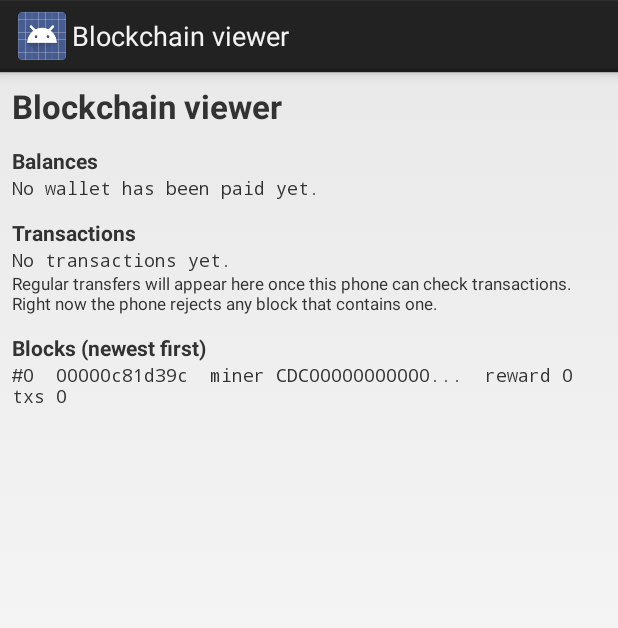
After one commit to realUjanSen/NearChain, an Android app: the ExplorerActivity screen opened directly, with no data from a screen before it, on a phone screen of 412 x 824 dp. The commit adds this screen. Shown: the top 628 px of the screen. Run offline under Robolectric (Android 15) with nearby library versions, the phone set to English and light mode, and no system bars; libraries missing offline, so code that uses them is left out: org.bouncycastle.crypto; network calls fail.

Commit message:
updated files

```diff
--- a/android/app/src/main/AndroidManifest.xml
+++ b/android/app/src/main/AndroidManifest.xml
@@ -33,6 +33,11 @@
                 android:value="Proof-of-work mining of NearChain blocks" />
         </service>
 
+        <activity
+            android:name=".ExplorerActivity"
+            android:exported="false"
+            android:label="Blockchain viewer" />
+
         <receiver
             android:name=".InstallReceiver"
             android:exported="false" />
--- /dev/null
+++ b/android/app/src/main/java/com/nearchain/app/ExplorerActivity.java
@@ -0,0 +1,99 @@
+package com.nearchain.app;
+
+import android.app.Activity;
+import android.os.Bundle;
+import android.os.Handler;
+import android.os.Looper;
+import android.widget.TextView;
+
+import com.nearchain.core.Block;
+import com.nearchain.core.Chain;
+import com.nearchain.wallet.WalletStore;
+
+import java.util.ArrayList;
+import java.util.Collections;
+import java.util.List;
+import java.util.Map;
+
+/** Shows every known wallet's balance, recent blocks, and the transactions recorded in them. */
+public class ExplorerActivity extends Activity {
+    private static final int MAX_BLOCKS_SHOWN = 500;
+
+    private TextView balancesView;
+    private TextView blocksView;
+    private TextView transactionsView;
+    private final Handler handler = new Handler(Looper.getMainLooper());
+    private final Runnable refresh = new Runnable() {
+        @Override
+        public void run() {
+            render();
+            handler.postDelayed(this, 2000L);
+        }
+    };
+
+    @Override
+    protected void onCreate(Bundle savedInstanceState) {
+        super.onCreate(savedInstanceState);
+        setContentView(R.layout.activity_explorer);
+        balancesView = findViewById(R.id.balancesView);
+        blocksView = findViewById(R.id.blocksView);
+        transactionsView = findViewById(R.id.transactionsView);
+    }
+
+    @Override
+    protected void onResume() {
+        super.onResume();
+        handler.post(refresh);
+    }
+
+    @Override
+    protected void onPause() {
+        handler.removeCallbacks(refresh);
+        super.onPause();
+    }
+
+    private void render() {
+        Chain chain = NodeHolder.chain();
+        String me = WalletStore.address(this);
+        List<Block> blocks = chain.blocks();
+
+        // Balances, largest first. The phone's own wallet is marked.
+        Map<String, Long> balances = chain.balances();
+        List<Map.Entry<String, Long>> rows = new ArrayList<>(balances.entrySet());
+        // Collections.sort rather than List.sort, which needs Android API 24.
+        Collections.sort(rows, (a, b) -> Long.compare(b.getValue(), a.getValue()));
+        StringBuilder bal = new StringBuilder();
+        for (Map.Entry<String, Long> row : rows) {
+            bal.append(row.getKey());
+            if (row.getKey().equals(me)) {
+                bal.append("  (this phone)");
+            }
+            bal.append('\n').append(String.format("    %,d CDC%n", row.getValue()));
+        }
+        balancesView.setText(bal.length() == 0 ? "No wallet has been paid yet." : bal.toString());
+
+        // Blocks, newest first.
+        StringBuilder blockText = new StringBuilder();
+        int shown = 0;
+        for (int i = blocks.size() - 1; i >= 0 && shown < MAX_BLOCKS_SHOWN; i--, shown++) {
+            Block b = blocks.get(i);
+            blockText.append(String.format("#%d  %s  miner %s  reward %,d  txs 0%n",
+                    b.header.height, b.hash().substring(0, 12), shortAddress(b.miner), b.reward));
+        }
+        blocksView.setText(blockText.length() == 0 ? "No blocks." : blockText.toString());
+
+        // Transactions. Only mining rewards exist yet; see the note on the screen.
+        StringBuilder tx = new StringBuilder();
+        for (Block b : blocks) {
+            if (b.reward > 0) {
+                tx.append(String.format("#%d  mining reward  %s  +%,d CDC%n",
+                        b.header.height, shortAddress(b.miner), b.reward));
+            }
+        }
+        transactionsView.setText(tx.length() == 0 ? "No transactions yet." : tx.toString());
+    }
+
+    private static String shortAddress(String address) {
+        return address.length() > 14 ? address.substring(0, 14) + "..." : address;
+    }
+}
--- /dev/null
+++ b/android/app/src/main/res/layout/activity_explorer.xml
@@ -0,0 +1,33 @@
+<?xml version="1.0" encoding="utf-8"?>
+<ScrollView xmlns:android="http://schemas.android.com/apk/res/android"
+    android:layout_width="match_parent"
+    android:layout_height="match_parent">
+
+    <LinearLayout
+        android:layout_width="match_parent"
+        android:layout_height="wrap_content"
+        android:orientation="vertical"
+        android:padding="8dp">
+
+        <TextView
+            android:layout_width="match_parent"
+            android:layout_height="wrap_content"
+            android:text="Blockchain viewer"
+            android:textSize="22sp"
+            android:textStyle="bold" />
+
+        <TextView android:layout_width="match_parent" android:layout_height="wrap_content" android:paddingTop="12dp" android:text="Balances" android:textStyle="bold" />
+        <TextView android:id="@+id/balancesView" android:layout_width="match_parent" android:layout_height="wrap_content" android:fontFamily="monospace" android:textSize="12sp" />
+
+        <TextView android:layout_width="match_parent" android:layout_height="wrap_content" android:paddingTop="12dp" android:text="Transactions" android:textStyle="bold" />
+        <TextView android:id="@+id/transactionsView" android:layout_width="match_parent" android:layout_height="wrap_content" android:fontFamily="monospace" android:textSize="12sp" />
+        <TextView
+            android:layout_width="match_parent"
+            android:layout_height="wrap_content"
+            android:textSize="11sp"
+            android:text="Regular transfers will appear here once this phone can check transactions. Right now the phone rejects any block that contains one." />
+
+        <TextView android:layout_width="match_parent" android:layout_height="wrap_content" android:paddingTop="12dp" android:text="Blocks (newest first)" android:textStyle="bold" />
+        <TextView android:id="@+id/blocksView" android:layout_width="match_parent" android:layout_height="wrap_content" android:fontFamily="monospace" android:textSize="12sp" />
+    </LinearLayout>
+</ScrollView>
```
Also changed, not shown: android/build.gradle (+56 -1 lines), android/app/src/main/java/com/nearchain/app/MainActivity.java (line endings or trailing spaces), android/app/src/main/java/com/nearchain/app/QrCodes.java (line endings or trailing spaces).
